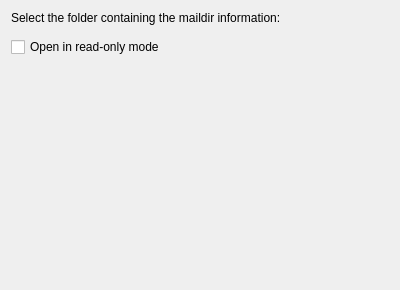
This is resources/maildir/settings.ui in KDE/kdepim-runtime as Qt 5 draws it before an edit. The edited form follows.
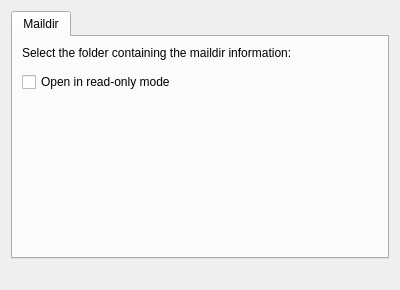
This is the edited form. Custom widgets are drawn as their Qt base class.

```diff
--- a/resources/maildir/settings.ui
+++ b/resources/maildir/settings.ui
@@ -16,6 +16,16 @@
   </property>
   <layout class="QVBoxLayout" name="verticalLayout">
    <item>
+    <widget class="QTabWidget" name="tabWidget">
+     <property name="currentIndex">
+      <number>0</number>
+     </property>
+     <widget class="QWidget" name="tab">
+      <attribute name="title">
+       <string>Maildir</string>
+      </attribute>
+      <layout class="QVBoxLayout" name="verticalLayout_2">
+       <item>
     <widget class="QLabel" name="label">
      <property name="text">
       <string>Select the folder containing the maildir information:</string>
@@ -32,16 +42,6 @@
      </property>
     </widget>
    </item>
-   <item>
-    <widget class="QLabel" name="statusLabel">
-     <property name="text">
-      <string/>
-     </property>
-     <property name="wordWrap">
-      <bool>true</bool>
-     </property>
-    </widget>
-   </item>
    <item>
     <spacer name="verticalSpacer">
      <property name="orientation">
@@ -50,13 +50,27 @@
      <property name="sizeHint" stdset="0">
       <size>
        <width>20</width>
-       <height>13</height>
+           <height>141</height>
       </size>
      </property>
     </spacer>
    </item>
   </layout>
  </widget>
+    </widget>
+   </item>
+   <item>
+    <widget class="QLabel" name="statusLabel">
+     <property name="text">
+      <string/>
+     </property>
+     <property name="wordWrap">
+      <bool>true</bool>
+     </property>
+    </widget>
+   </item>
+  </layout>
+ </widget>
  <customwidgets>
   <customwidget>
    <class>KUrlRequester</class>
```
Left out of the diff: 1 changed line with no effect on the pictures. Lines whose indentation alone changed are shown as unchanged.
